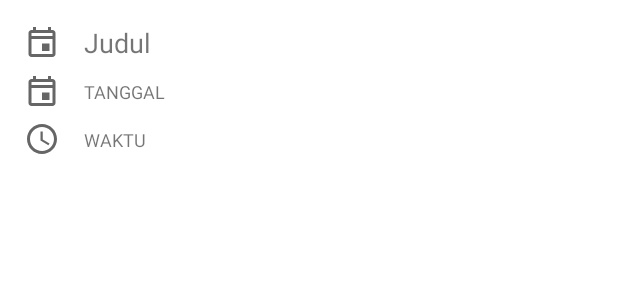
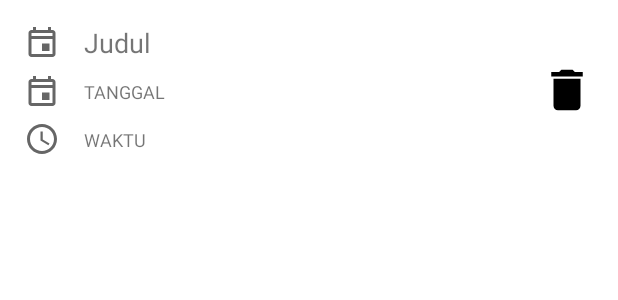
Before and after one commit to Viraa007/TAM-KELOMPOK-X, an Android app: the layout daftar_todo.xml on its own in the app's theme, with its tools: preview values and no code run, on a phone screen of 412 x 824 dp. Shown: the top 300 px of the screen. Run offline under Robolectric (Android 15) with nearby library versions, the phone set to English and light mode, and no system bars.

Commit message:
commit 4

```diff
--- /dev/null
+++ b/app/src/main/res/drawable/ic_hapus.xml
@@ -0,0 +1,5 @@
+<vector android:height="36dp" android:tint="#000000"
+    android:viewportHeight="24" android:viewportWidth="24"
+    android:width="36dp" xmlns:android="http://schemas.android.com/apk/res/android">
+    <path android:fillColor="@android:color/black" android:pathData="M6,19c0,1.1 0.9,2 2,2h8c1.1,0 2,-0.9 2,-2V7H6v12zM19,4h-3.5l-1,-1h-5l-1,1H5v2h14V4z"/>
+</vector>
--- a/app/src/main/res/layout/daftar_todo.xml
+++ b/app/src/main/res/layout/daftar_todo.xml
@@ -19,7 +19,7 @@
             android:layout_alignParentEnd="true"
             android:layout_centerVertical="true"
             android:layout_marginEnd="16dp"
-            android:background="@drawable/ic_baseline_delete" />
+            android:background="@drawable/ic_hapus" />
 
         <LinearLayout
             android:id="@+id/titleRow"
```
